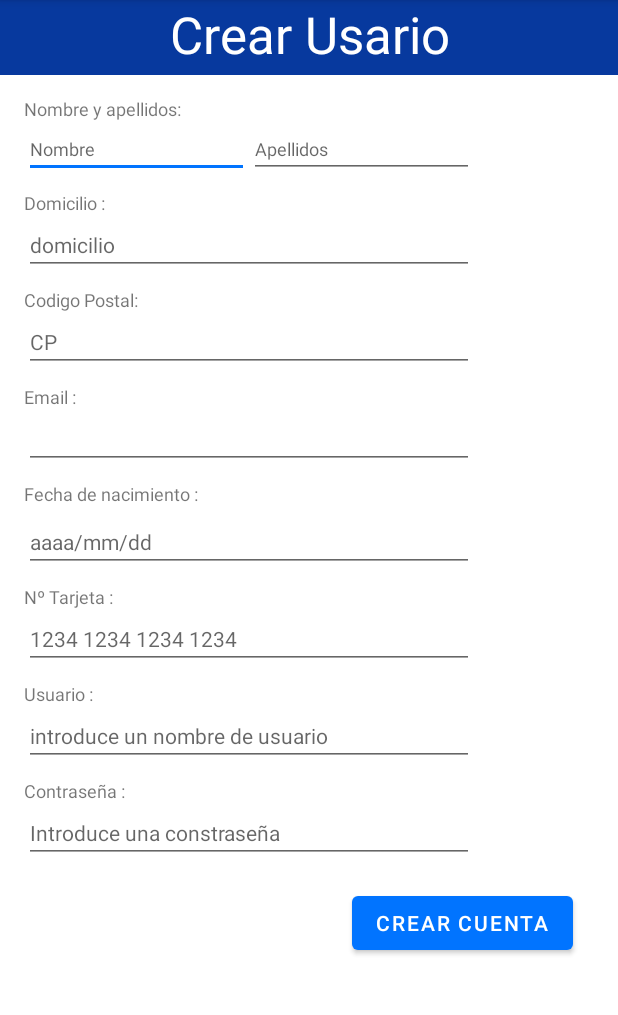
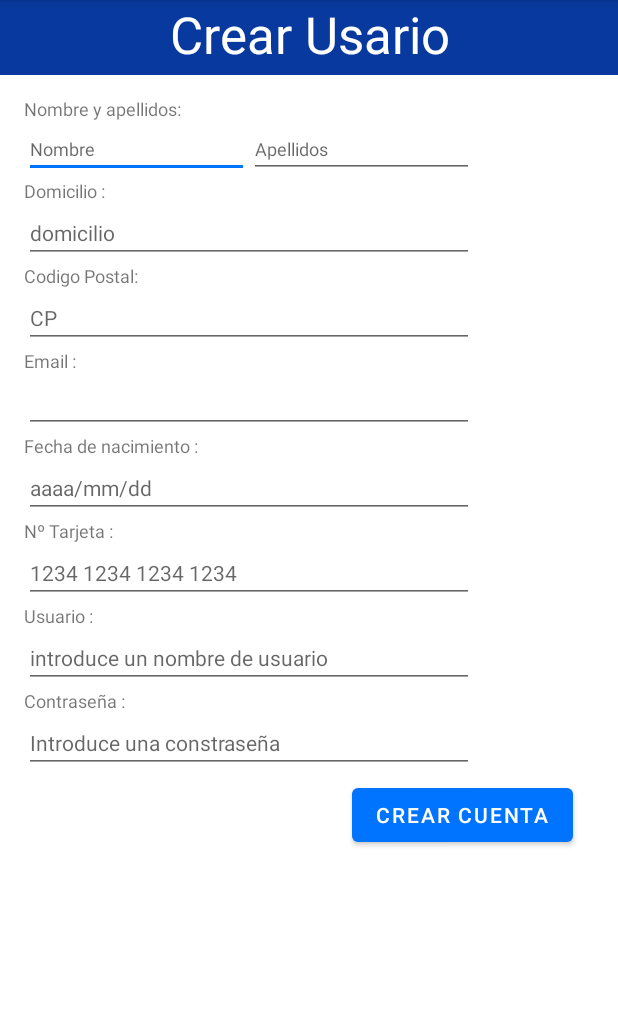
Before and after one commit to MarcosGit2005/Proyecto3EV, an Android app: the CrearCuentaActivity screen opened directly, with no data from a screen before it, on a phone screen of 412 x 824 dp, the part 84-1099 px from its top. Run offline under Robolectric (Android 15) with nearby library versions, the phone set to English and light mode, and no system bars.

Commit message:
20240521

```diff
--- a/app/src/main/res/layout/activity_crear_cuenta.xml
+++ b/app/src/main/res/layout/activity_crear_cuenta.xml
@@ -36,7 +36,6 @@
         android:id="@+id/textView2"
         android:layout_width="wrap_content"
         android:layout_height="wrap_content"
-        android:layout_marginTop="8dp"
         android:text="Domicilio :"
         android:textSize="12sp"
         app:layout_constraintEnd_toEndOf="@+id/nombre"
@@ -85,7 +84,6 @@
         android:id="@+id/textView4"
         android:layout_width="wrap_content"
         android:layout_height="wrap_content"
-        android:layout_marginTop="8dp"
         android:text="Codigo Postal:"
         android:textSize="12sp"
         app:layout_constraintEnd_toEndOf="@+id/domicilio"
@@ -97,7 +95,6 @@
         android:id="@+id/textView5"
         android:layout_width="wrap_content"
         android:layout_height="wrap_content"
-        android:layout_marginTop="8dp"
         android:text="Email :"
         android:textSize="12sp"
         app:layout_constraintEnd_toEndOf="@+id/codigoPostal"
@@ -121,7 +118,6 @@
         android:id="@+id/textView6"
         android:layout_width="wrap_content"
         android:layout_height="wrap_content"
-        android:layout_marginTop="8dp"
         android:text="Fecha de nacimiento :"
         android:textSize="12sp"
         app:layout_constraintEnd_toEndOf="@+id/correo"
@@ -133,7 +129,6 @@
         android:id="@+id/date"
         android:layout_width="300dp"
         android:layout_height="wrap_content"
-        android:layout_marginTop="4dp"
         android:ems="10"
         android:hint="aaaa/mm/dd"
         android:inputType="date"
@@ -147,7 +142,6 @@
         android:id="@+id/textView7"
         android:layout_width="wrap_content"
         android:layout_height="wrap_content"
-        android:layout_marginTop="8dp"
         android:text="Nº Tarjeta :"
         android:textSize="12sp"
         app:layout_constraintEnd_toEndOf="@+id/date"
@@ -172,7 +166,6 @@
         android:id="@+id/textView8"
         android:layout_width="wrap_content"
         android:layout_height="wrap_content"
-        android:layout_marginTop="8dp"
         android:text="Usuario :"
         android:textSize="12sp"
         app:layout_constraintEnd_toEndOf="@+id/numTarjeta"
@@ -197,7 +190,6 @@
         android:id="@+id/textView9"
         android:layout_width="wrap_content"
         android:layout_height="wrap_content"
-        android:layout_marginTop="8dp"
         android:text="Contraseña :"
         android:textSize="12sp"
         app:layout_constraintEnd_toEndOf="@+id/nomUsuario"
@@ -222,7 +214,7 @@
         android:id="@+id/botonCrear"
         android:layout_width="wrap_content"
         android:layout_height="wrap_content"
-        android:layout_marginTop="16dp"
+        android:layout_marginTop="4dp"
         android:text="Crear cuenta"
         android:textColor="#FFFFFF"
         app:layout_constraintEnd_toEndOf="parent"
```
